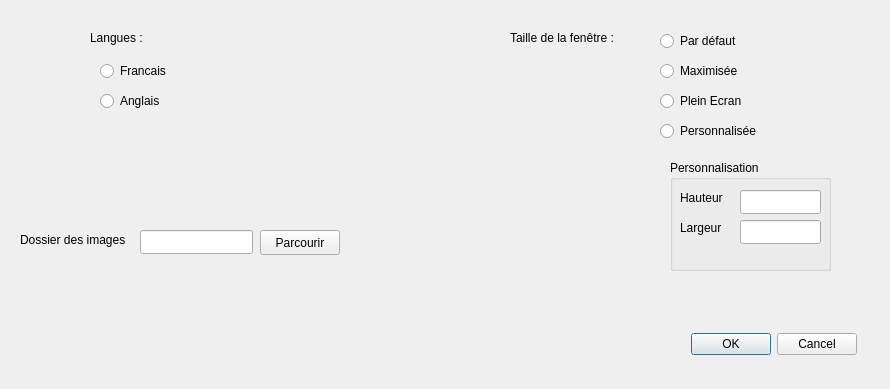
Old version of the form initconfig.ui in the repository sykom1/Projet_IHM.
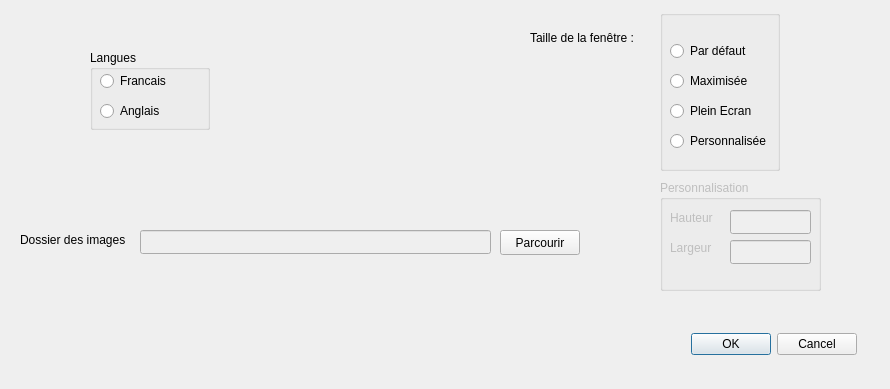
New version of the form.

```diff
--- a/initconfig.ui
+++ b/initconfig.ui
@@ -14,11 +14,14 @@
    <string>Form</string>
   </property>
   <widget class="QLineEdit" name="lineEdit">
+   <property name="enabled">
+    <bool>false</bool>
+   </property>
    <property name="geometry">
     <rect>
      <x>140</x>
      <y>230</y>
-     <width>113</width>
+     <width>351</width>
      <height>24</height>
     </rect>
    </property>
@@ -39,7 +42,7 @@
   <widget class="QPushButton" name="pushButton">
    <property name="geometry">
     <rect>
-     <x>260</x>
+     <x>500</x>
      <y>230</y>
      <width>80</width>
      <height>25</height>
@@ -49,49 +52,10 @@
     <string>Parcourir</string>
    </property>
   </widget>
-  <widget class="QRadioButton" name="radioButton">
-   <property name="geometry">
-    <rect>
-     <x>100</x>
-     <y>60</y>
-     <width>97</width>
-     <height>22</height>
-    </rect>
-   </property>
-   <property name="text">
-    <string>Francais</string>
-   </property>
-  </widget>
-  <widget class="QRadioButton" name="radioButton_2">
-   <property name="geometry">
-    <rect>
-     <x>100</x>
-     <y>90</y>
-     <width>97</width>
-     <height>22</height>
-    </rect>
-   </property>
-   <property name="text">
-    <string>Anglais</string>
-   </property>
-  </widget>
-  <widget class="QLabel" name="label_2">
-   <property name="geometry">
-    <rect>
-     <x>90</x>
-     <y>30</y>
-     <width>55</width>
-     <height>16</height>
-    </rect>
-   </property>
-   <property name="text">
-    <string>Langues :</string>
-   </property>
-  </widget>
   <widget class="QLabel" name="label_3">
    <property name="geometry">
     <rect>
-     <x>510</x>
+     <x>530</x>
      <y>30</y>
      <width>121</width>
      <height>16</height>
@@ -114,66 +78,14 @@
     <set>QDialogButtonBox::Cancel|QDialogButtonBox::Ok</set>
    </property>
   </widget>
-  <widget class="QRadioButton" name="radioButton_3">
-   <property name="geometry">
-    <rect>
-     <x>660</x>
-     <y>60</y>
-     <width>97</width>
-     <height>22</height>
-    </rect>
-   </property>
-   <property name="text">
-    <string>Maximisée</string>
-   </property>
-  </widget>
-  <widget class="QRadioButton" name="radioButton_4">
-   <property name="geometry">
-    <rect>
-     <x>660</x>
-     <y>30</y>
-     <width>97</width>
-     <height>22</height>
-    </rect>
-   </property>
-   <property name="text">
-    <string>Par défaut</string>
-   </property>
-  </widget>
-  <widget class="QRadioButton" name="radioButton_5">
-   <property name="geometry">
-    <rect>
-     <x>660</x>
-     <y>90</y>
-     <width>97</width>
-     <height>22</height>
-    </rect>
-   </property>
-   <property name="text">
-    <string>Plein Ecran</string>
-   </property>
-  </widget>
-  <widget class="QRadioButton" name="radioButton_6">
-   <property name="geometry">
-    <rect>
-     <x>660</x>
-     <y>120</y>
-     <width>111</width>
-     <height>22</height>
-    </rect>
-   </property>
-   <property name="text">
-    <string>Personnalisée</string>
-   </property>
-  </widget>
   <widget class="QGroupBox" name="groupBox">
    <property name="enabled">
-    <bool>true</bool>
+    <bool>false</bool>
    </property>
    <property name="geometry">
     <rect>
-     <x>670</x>
-     <y>160</y>
+     <x>660</x>
+     <y>180</y>
      <width>161</width>
      <height>111</height>
     </rect>
@@ -228,6 +140,121 @@
     </property>
    </widget>
   </widget>
+  <widget class="QGroupBox" name="groupBoxLangues">
+   <property name="geometry">
+    <rect>
+     <x>90</x>
+     <y>50</y>
+     <width>120</width>
+     <height>80</height>
+    </rect>
+   </property>
+   <property name="title">
+    <string>Langues</string>
+   </property>
+   <widget class="QRadioButton" name="radioButton_2">
+    <property name="geometry">
+     <rect>
+      <x>10</x>
+      <y>50</y>
+      <width>97</width>
+      <height>22</height>
+     </rect>
+    </property>
+    <property name="text">
+     <string>Anglais</string>
+    </property>
+   </widget>
+   <widget class="QRadioButton" name="radioButton">
+    <property name="geometry">
+     <rect>
+      <x>10</x>
+      <y>20</y>
+      <width>97</width>
+      <height>22</height>
+     </rect>
+    </property>
+    <property name="text">
+     <string>Francais</string>
+    </property>
+   </widget>
+  </widget>
+  <widget class="QGroupBox" name="groupBoxSize">
+   <property name="enabled">
+    <bool>true</bool>
+   </property>
+   <property name="geometry">
+    <rect>
+     <x>660</x>
+     <y>10</y>
+     <width>120</width>
+     <height>161</height>
+    </rect>
+   </property>
+   <property name="font">
+    <font>
+     <kerning>true</kerning>
+    </font>
+   </property>
+   <property name="title">
+    <string/>
+   </property>
+   <property name="flat">
+    <bool>false</bool>
+   </property>
+   <widget class="QRadioButton" name="radioButton_6">
+    <property name="geometry">
+     <rect>
+      <x>10</x>
+      <y>120</y>
+      <width>111</width>
+      <height>22</height>
+     </rect>
+    </property>
+    <property name="text">
+     <string>Personnalisée</string>
+    </property>
+   </widget>
+   <widget class="QRadioButton" name="radioButton_3">
+    <property name="geometry">
+     <rect>
+      <x>10</x>
+      <y>60</y>
+      <width>97</width>
+      <height>22</height>
+     </rect>
+    </property>
+    <property name="text">
+     <string>Maximisée</string>
+    </property>
+   </widget>
+   <widget class="QRadioButton" name="radioButton_4">
+    <property name="geometry">
+     <rect>
+      <x>10</x>
+      <y>30</y>
+      <width>97</width>
+      <height>22</height>
+     </rect>
+    </property>
+    <property name="text">
+     <string>Par défaut</string>
+    </property>
+   </widget>
+   <widget class="QRadioButton" name="radioButton_5">
+    <property name="geometry">
+     <rect>
+      <x>10</x>
+      <y>90</y>
+      <width>97</width>
+      <height>22</height>
+     </rect>
+    </property>
+    <property name="text">
+     <string>Plein Ecran</string>
+    </property>
+   </widget>
+  </widget>
  </widget>
  <resources/>
  <connections/>
```
Left out of the diff: 83 changed lines with no effect on the pictures.
